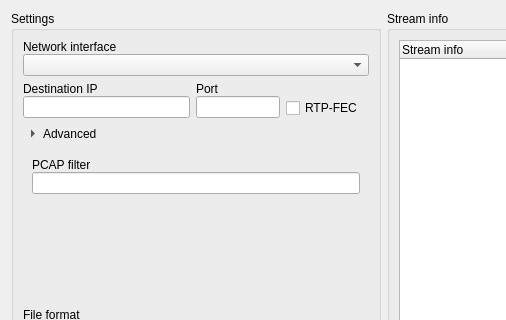
Before: the Qt Designer form recordwidget.ui in wisinorden/iptvutils, drawn with Qt 5; both pictures show x 0 to 506 and y 0 to 320 of the 644 by 435 pixel window.
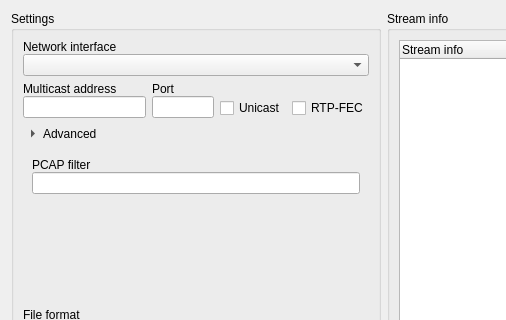
After: the same form once the commit is applied. Icons and pictures are not drawn.

Commit message: Added button for recording unicast stream.

The edit to the form file:
```diff
--- a/recordwidget.ui
+++ b/recordwidget.ui
@@ -50,7 +50,7 @@
        </layout>
       </item>
       <item>
-       <layout class="QHBoxLayout" name="recordFilteringHLayout" stretch="2,1,1">
+       <layout class="QHBoxLayout" name="recordFilteringHLayout" stretch="2,1,0,0">
         <item>
          <layout class="QVBoxLayout" name="AddressVLayout">
           <property name="spacing">
@@ -59,7 +59,7 @@
           <item>
            <widget class="QLabel" name="recordHostLbl">
             <property name="text">
-             <string>Destination IP</string>
+             <string>Multicast address</string>
             </property>
            </widget>
           </item>
@@ -85,6 +85,13 @@
           </item>
          </layout>
         </item>
+        <item alignment="Qt::AlignBottom">
+         <widget class="QCheckBox" name="recordUnicastCheckBox">
+          <property name="text">
+           <string>Unicast</string>
+          </property>
+         </widget>
+        </item>
         <item alignment="Qt::AlignBottom">
          <widget class="QCheckBox" name="recordRtpFecCheckBox">
           <property name="text">
```
The commit also changes 1 other file.
